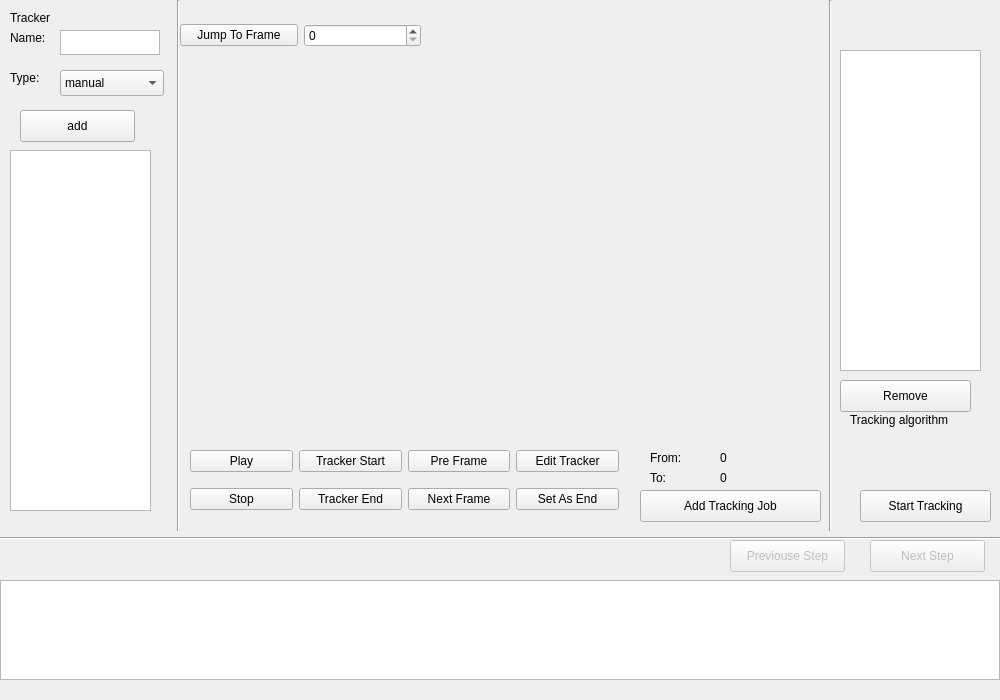
First picture: the form in mainwindow.ui, repository wjkcow/VideoDT, before the edit.
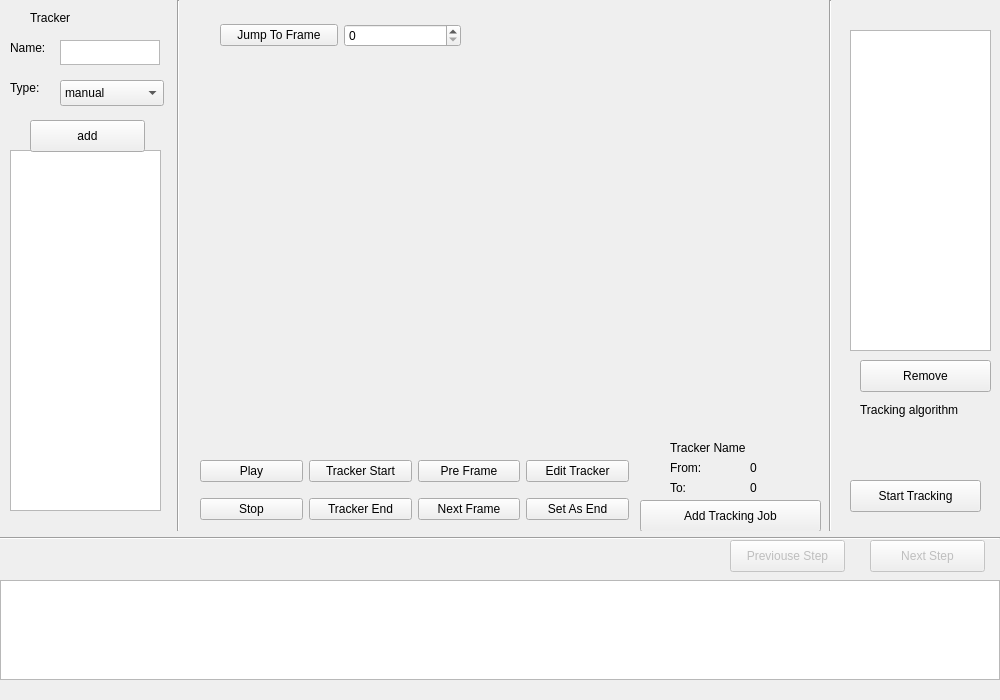
Second picture: the form after the edit. The open tabs and pages were chosen to show the change.

Commit message: all left for page 2 is rect normlize

The edit to the form file:
```diff
--- a/mainwindow.ui
+++ b/mainwindow.ui
@@ -691,19 +691,6 @@
        <enum>Qt::Vertical</enum>
       </property>
      </widget>
-     <widget class="QPushButton" name="teAddTracker">
-      <property name="geometry">
-       <rect>
-        <x>640</x>
-        <y>490</y>
-        <width>181</width>
-        <height>32</height>
-       </rect>
-      </property>
-      <property name="text">
-       <string>Add Tracking Job</string>
-      </property>
-     </widget>
      <widget class="Line" name="line_5">
       <property name="geometry">
        <rect>
@@ -717,76 +704,30 @@
        <enum>Qt::Vertical</enum>
       </property>
      </widget>
-     <widget class="QPushButton" name="teRemoveTask">
+     <widget class="QWidget" name="taskEditVideoUI" native="true">
       <property name="geometry">
        <rect>
-        <x>840</x>
-        <y>380</y>
-        <width>131</width>
-        <height>32</height>
+        <x>180</x>
+        <y>70</y>
+        <width>640</width>
+        <height>360</height>
        </rect>
       </property>
-      <property name="text">
-       <string>Remove</string>
-      </property>
      </widget>
-     <widget class="QLabel" name="label_16">
+     <widget class="QWidget" name="teDown" native="true">
       <property name="geometry">
        <rect>
-        <x>850</x>
-        <y>410</y>
-        <width>135</width>
-        <height>20</height>
-       </rect>
-      </property>
-      <property name="text">
-       <string>Tracking algorithm</string>
-      </property>
-     </widget>
-     <widget class="QPushButton" name="pushButton_24">
-      <property name="geometry">
-       <rect>
-        <x>860</x>
-        <y>490</y>
-        <width>131</width>
-        <height>32</height>
-       </rect>
-      </property>
-      <property name="text">
-       <string>Start Tracking</string>
-      </property>
-     </widget>
-     <widget class="QWidget" name="horizontalLayoutWidget_3">
-      <property name="geometry">
-       <rect>
         <x>180</x>
-        <y>10</y>
-        <width>241</width>
-        <height>51</height>
+        <y>440</y>
+        <width>641</width>
+        <height>91</height>
        </rect>
       </property>
-      <layout class="QHBoxLayout" name="horizontalLayout_5">
-       <item>
-        <widget class="QPushButton" name="teJumpToButton">
-         <property name="text">
-          <string>Jump To Frame</string>
-         </property>
-        </widget>
-       </item>
-       <item>
-        <widget class="QSpinBox" name="teToFrame">
-         <property name="maximum">
-          <number>1000000</number>
-         </property>
-        </widget>
-       </item>
-      </layout>
-     </widget>
      <widget class="QWidget" name="gridLayoutWidget_2">
       <property name="geometry">
        <rect>
-        <x>190</x>
-        <y>440</y>
+         <x>20</x>
+         <y>10</y>
         <width>429</width>
         <height>80</height>
        </rect>
@@ -850,97 +791,24 @@
        </item>
       </layout>
      </widget>
-     <widget class="QTextBrowser" name="trackerName">
+      <widget class="QPushButton" name="teAddTracker">
       <property name="geometry">
        <rect>
-        <x>60</x>
-        <y>30</y>
-        <width>100</width>
-        <height>25</height>
-       </rect>
-      </property>
-      <property name="verticalScrollBarPolicy">
-       <enum>Qt::ScrollBarAlwaysOff</enum>
-      </property>
-      <property name="horizontalScrollBarPolicy">
-       <enum>Qt::ScrollBarAlwaysOff</enum>
-      </property>
-      <property name="readOnly">
-       <bool>false</bool>
-      </property>
-     </widget>
-     <widget class="QComboBox" name="trackerType">
-      <property name="geometry">
-       <rect>
-        <x>60</x>
-        <y>70</y>
-        <width>104</width>
-        <height>26</height>
-       </rect>
-      </property>
-      <item>
+         <x>460</x>
+         <y>60</y>
+         <width>181</width>
+         <height>32</height>
+        </rect>
+       </property>
        <property name="text">
-        <string>manual</string>
-       </property>
-      </item>
-     </widget>
-     <widget class="QLabel" name="label">
-      <property name="geometry">
-       <rect>
-        <x>10</x>
-        <y>10</y>
-        <width>59</width>
-        <height>16</height>
-       </rect>
-      </property>
-      <property name="text">
-       <string>Tracker</string>
-      </property>
-     </widget>
-     <widget class="QLabel" name="label_2">
-      <property name="geometry">
-       <rect>
-        <x>10</x>
-        <y>30</y>
-        <width>59</width>
-        <height>16</height>
-       </rect>
-      </property>
-      <property name="text">
-       <string>Name:</string>
-      </property>
-     </widget>
-     <widget class="QLabel" name="label_3">
-      <property name="geometry">
-       <rect>
-        <x>10</x>
-        <y>70</y>
-        <width>59</width>
-        <height>16</height>
-       </rect>
-      </property>
-      <property name="text">
-       <string>Type:</string>
-      </property>
-     </widget>
-     <widget class="QLabel" name="label_4">
-      <property name="geometry">
-       <rect>
-        <x>650</x>
-        <y>450</y>
-        <width>59</width>
-        <height>16</height>
-       </rect>
-      </property>
-      <property name="text">
-       <string>From:</string>
+        <string>Add Tracking Job</string>
       </property>
      </widget>
      <widget class="QLabel" name="label_5">
       <property name="geometry">
        <rect>
-        <x>650</x>
-        <y>470</y>
+         <x>490</x>
+         <y>40</y>
         <width>31</width>
         <height>16</height>
        </rect>
@@ -949,36 +817,177 @@
        <string>To:</string>
       </property>
      </widget>
-     <widget class="QLabel" name="teFrom">
+      <widget class="QLabel" name="label_4">
       <property name="geometry">
        <rect>
-        <x>720</x>
-        <y>450</y>
+         <x>490</x>
+         <y>20</y>
         <width>59</width>
         <height>16</height>
        </rect>
       </property>
       <property name="text">
-       <string>0</string>
+        <string>From:</string>
       </property>
      </widget>
      <widget class="QLabel" name="teTo">
       <property name="geometry">
        <rect>
-        <x>720</x>
-        <y>470</y>
+         <x>570</x>
+         <y>40</y>
         <width>59</width>
         <height>16</height>
        </rect>
       </property>
       <property name="text">
        <string>0</string>
+       </property>
+      </widget>
+      <widget class="QLabel" name="teFrom">
+       <property name="geometry">
+        <rect>
+         <x>570</x>
+         <y>20</y>
+         <width>59</width>
+         <height>16</height>
+        </rect>
+       </property>
+       <property name="text">
+        <string>0</string>
+       </property>
+      </widget>
+      <widget class="QLabel" name="teTrackerName">
+       <property name="geometry">
+        <rect>
+         <x>490</x>
+         <y>0</y>
+         <width>121</width>
+         <height>16</height>
+        </rect>
+       </property>
+       <property name="text">
+        <string>Tracker Name</string>
+       </property>
+      </widget>
+     </widget>
+     <widget class="QWidget" name="teRight" native="true">
+      <property name="geometry">
+       <rect>
+        <x>840</x>
+        <y>20</y>
+        <width>151</width>
+        <height>511</height>
+       </rect>
+      </property>
+      <widget class="QLabel" name="label_16">
+       <property name="geometry">
+        <rect>
+         <x>20</x>
+         <y>380</y>
+         <width>135</width>
+         <height>20</height>
+        </rect>
+       </property>
+       <property name="text">
+        <string>Tracking algorithm</string>
+       </property>
+      </widget>
+      <widget class="QPushButton" name="pushButton_24">
+       <property name="geometry">
+        <rect>
+         <x>10</x>
+         <y>460</y>
+         <width>131</width>
+         <height>32</height>
+        </rect>
+       </property>
+       <property name="text">
+        <string>Start Tracking</string>
+       </property>
+      </widget>
+      <widget class="QPushButton" name="teRemoveTask">
+       <property name="geometry">
+        <rect>
+         <x>20</x>
+         <y>340</y>
+         <width>131</width>
+         <height>32</height>
+        </rect>
+       </property>
+       <property name="text">
+        <string>Remove</string>
+       </property>
+      </widget>
+      <widget class="QListWidget" name="taskListView">
+       <property name="geometry">
+        <rect>
+         <x>10</x>
+         <y>10</y>
+         <width>141</width>
+         <height>321</height>
+        </rect>
+       </property>
+      </widget>
+     </widget>
+     <widget class="QWidget" name="teUp" native="true">
+      <property name="geometry">
+       <rect>
+        <x>200</x>
+        <y>10</y>
+        <width>291</width>
+        <height>51</height>
+       </rect>
+      </property>
+      <widget class="QWidget" name="horizontalLayoutWidget_3">
+       <property name="geometry">
+        <rect>
+         <x>20</x>
+         <y>0</y>
+         <width>241</width>
+         <height>51</height>
+        </rect>
+       </property>
+       <layout class="QHBoxLayout" name="horizontalLayout_5">
+        <item>
+         <widget class="QPushButton" name="teJumpToButton">
+          <property name="text">
+           <string>Jump To Frame</string>
+          </property>
+         </widget>
+        </item>
+        <item>
+         <widget class="QSpinBox" name="teToFrame">
+          <property name="maximum">
+           <number>1000000</number>
+          </property>
+         </widget>
+        </item>
+       </layout>
+      </widget>
+     </widget>
+     <widget class="QWidget" name="teLeft" native="true">
+      <property name="geometry">
+       <rect>
+        <x>0</x>
+        <y>10</y>
+        <width>171</width>
+        <height>511</height>
+       </rect>
+      </property>
+      <widget class="QListWidget" name="candidateTaskView">
+       <property name="geometry">
+        <rect>
+         <x>10</x>
+         <y>140</y>
+         <width>151</width>
+         <height>361</height>
+        </rect>
       </property>
      </widget>
      <widget class="QPushButton" name="addTracker">
       <property name="geometry">
        <rect>
-        <x>20</x>
+         <x>30</x>
         <y>110</y>
         <width>115</width>
         <height>32</height>
@@ -988,35 +997,82 @@
        <string>add</string>
       </property>
      </widget>
-     <widget class="QListWidget" name="candidateTaskView">
+      <widget class="QComboBox" name="trackerType">
       <property name="geometry">
        <rect>
-        <x>10</x>
-        <y>150</y>
-        <width>141</width>
-        <height>361</height>
-       </rect>
-      </property>
-     </widget>
-     <widget class="QWidget" name="taskEditVideoUI" native="true">
+         <x>60</x>
+         <y>70</y>
+         <width>104</width>
+         <height>26</height>
+        </rect>
+       </property>
+       <item>
+        <property name="text">
+         <string>manual</string>
+        </property>
+       </item>
+      </widget>
+      <widget class="QLabel" name="label_3">
       <property name="geometry">
        <rect>
-        <x>180</x>
+         <x>10</x>
         <y>70</y>
-        <width>640</width>
-        <height>360</height>
-       </rect>
-      </property>
-     </widget>
-     <widget class="QListWidget" name="taskListView">
+         <width>59</width>
+         <height>16</height>
+        </rect>
+       </property>
+       <property name="text">
+        <string>Type:</string>
+       </property>
+      </widget>
+      <widget class="QTextBrowser" name="trackerName">
       <property name="geometry">
        <rect>
-        <x>840</x>
-        <y>50</y>
-        <width>141</width>
-        <height>321</height>
-       </rect>
-      </property>
+         <x>60</x>
+         <y>30</y>
+         <width>100</width>
+         <height>25</height>
+        </rect>
+       </property>
+       <property name="verticalScrollBarPolicy">
+        <enum>Qt::ScrollBarAlwaysOff</enum>
+       </property>
+       <property name="horizontalScrollBarPolicy">
+        <enum>Qt::ScrollBarAlwaysOff</enum>
+       </property>
+       <property name="lineWrapMode">
+        <enum>QTextEdit::NoWrap</enum>
+       </property>
+       <property name="readOnly">
+        <bool>false</bool>
+       </property>
+      </widget>
+      <widget class="QLabel" name="label_2">
+       <property name="geometry">
+        <rect>
+         <x>10</x>
+         <y>30</y>
+         <width>59</width>
+         <height>16</height>
+        </rect>
+       </property>
+       <property name="text">
+        <string>Name:</string>
+       </property>
+      </widget>
+      <widget class="QLabel" name="label">
+       <property name="geometry">
+        <rect>
+         <x>30</x>
+         <y>0</y>
+         <width>59</width>
+         <height>16</height>
+        </rect>
+       </property>
+       <property name="text">
+        <string>Tracker</string>
+       </property>
+      </widget>
      </widget>
     </widget>
    </widget>
```
Left out of the diff: 2 changed lines with no effect on the pictures. Lines whose indentation alone changed are shown as unchanged. The commit also changes 7 other files.
